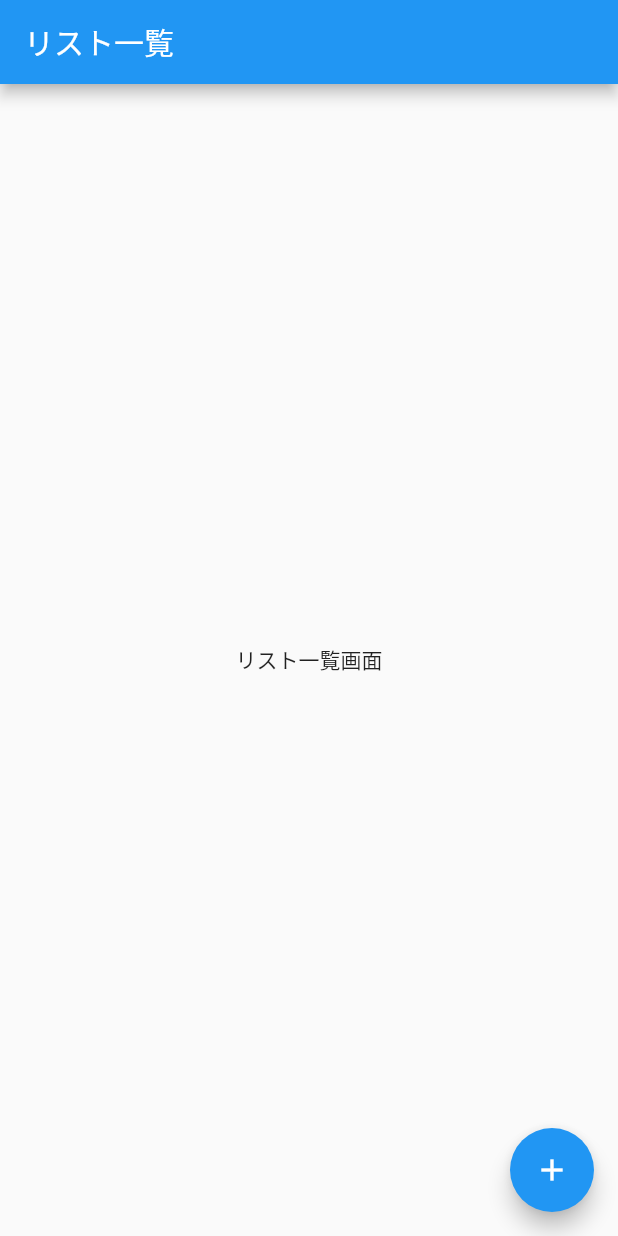
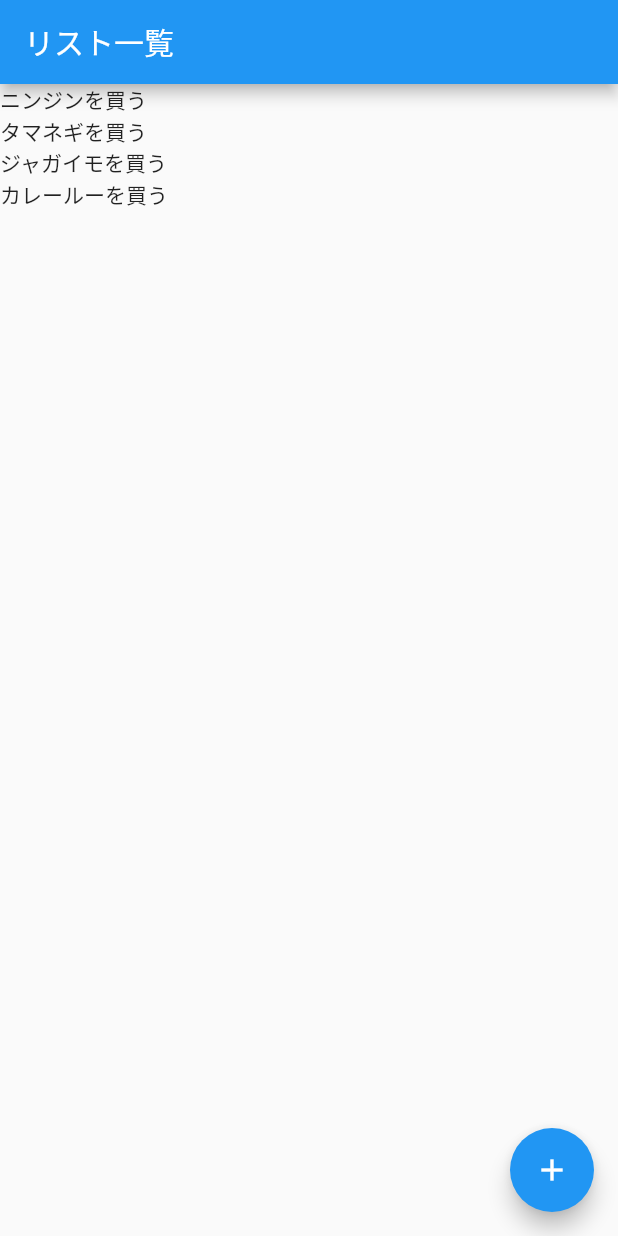
Before and after one commit to Naruse-Kazuki/Todo_App, a Flutter app: the screen it shows after launch, on a phone screen of 412 x 824 dp. Run offline on Flutter 3.47's test engine with Material 2 defaults, Android fonts, the phone set to English and light mode, and no system bars.

Commit message:
add_list_text

```diff
--- a/lib/main.dart
+++ b/lib/main.dart
@@ -32,8 +32,13 @@ class TodoListPage extends StatelessWidget {
       appBar: AppBar(
         title: Text('リスト一覧'),
       ),
-      body: Center(
-        child: Text('リスト一覧画面'),
+      body: ListView(
+        children: <Widget>[
+          Text('ニンジンを買う'),
+          Text('タマネギを買う'),
+          Text('ジャガイモを買う'),
+          Text('カレールーを買う'),
+        ],
       ),
       floatingActionButton: FloatingActionButton(
         onPressed: () {
```
